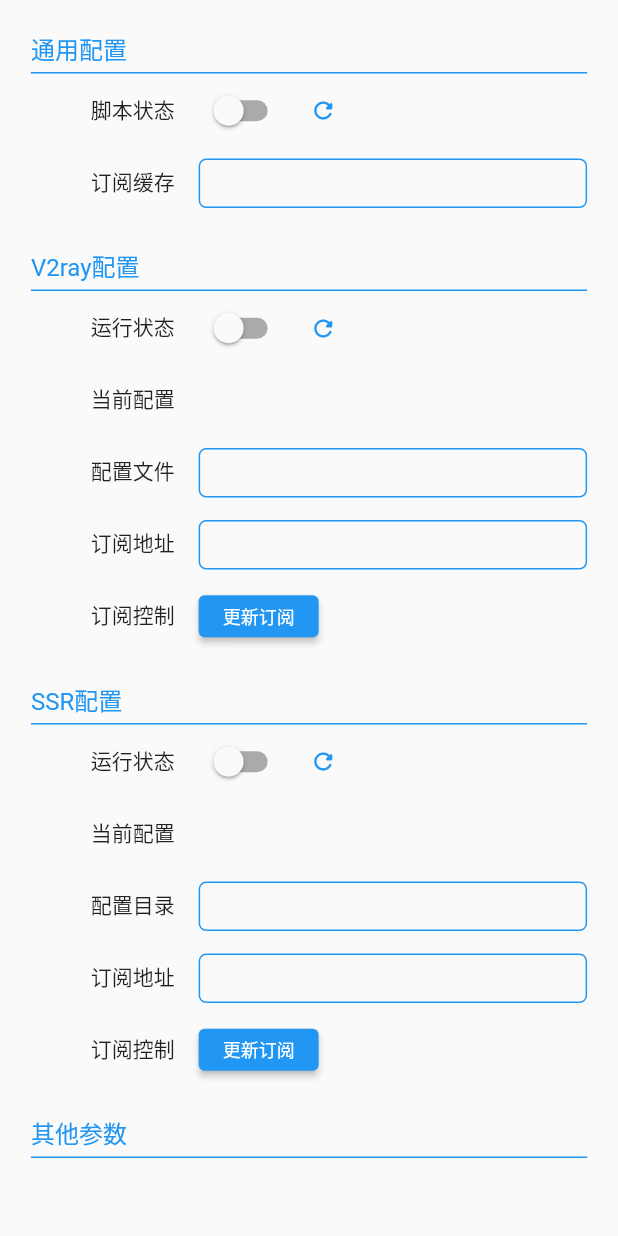
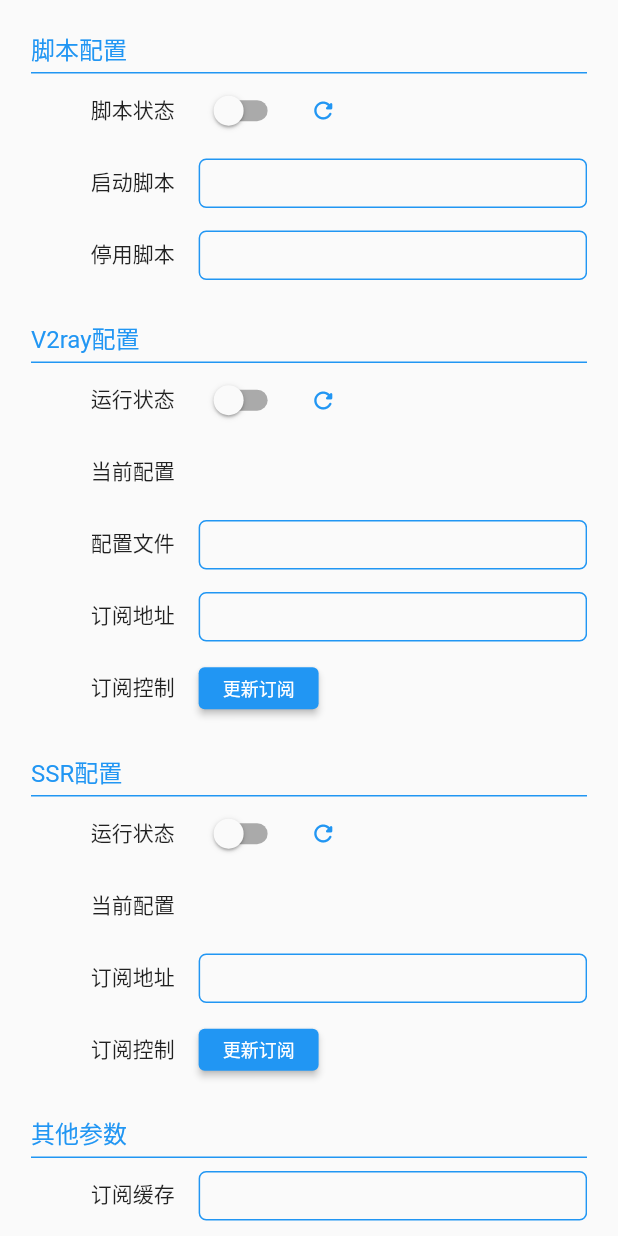
Before and after one commit to mmm3w/go-proxy-client, a Flutter app: the screen it shows after launch, on a phone screen of 412 x 824 dp. Run offline on Flutter 3.47's test engine with Material 2 defaults, Android fonts, the light colour scheme and no system bars; network calls fail.

Commit message:
update)基本改造完成

```diff
--- a/lib/main.dart
+++ b/lib/main.dart
@@ -37,7 +37,7 @@ class MainPage extends StatelessWidget {
               ListView(
                 physics: BouncingScrollPhysics(),
                 children: [
-                  TitleItem("通用配置"),
+                  TitleItem("脚本配置"),
                   ChangeNotifierProvider(
                     create: (context) => SwitchControlModel(
                         "script", SwitchControlPoster(context)),
@@ -45,8 +45,13 @@ class MainPage extends StatelessWidget {
                   ),
                   ChangeNotifierProvider(
                     create: (context) =>
-                        EditModel("sub_cache_folder", InputPoster(context)),
-                    child: EditConfigItem("订阅缓存"),
+                        EditModel("start_script_file", InputPoster(context)),
+                    child: EditConfigItem("启动脚本"),
+                  ),
+                  ChangeNotifierProvider(
+                    create: (context) =>
+                        EditModel("stop_script_file", InputPoster(context)),
+                    child: EditConfigItem("停用脚本"),
                   ),
                   TitleItem("V2ray配置"),
                   ChangeNotifierProvider(
@@ -83,16 +88,17 @@ class MainPage extends StatelessWidget {
                   ),
                   ChangeNotifierProvider(
                     create: (context) =>
-                        EditModel("ssr_config_file", InputPoster(context)),
-                    child: EditConfigItem("配置目录"),
-                  ),
-                  ChangeNotifierProvider(
-                    create: (context) =>
                         EditModel("ssr_sub_url", InputPoster(context)),
                     child: EditConfigItem("订阅地址"),
                   ),
                   SubControlItem("ssr"),
                   TitleItem("其他参数"),
+                  ChangeNotifierProvider(
+                    create: (context) =>
+                        EditModel("sub_cache_folder", InputPoster(context)),
+                    child: EditConfigItem("订阅缓存"),
+                  ),
+                  JustForwardItem(),
                 ],
               ),
               Align(
--- a/lib/widget/common.dart
+++ b/lib/widget/common.dart
@@ -182,24 +182,6 @@ class SelectConfigItem extends StatelessWidget {
   }
 }
 
-//仅展示项
-class ShowConfigItem extends StatelessWidget {
-  final String name;
-  final String data;
-
-  ShowConfigItem(this.name, this.data);
-
-  @override
-  Widget build(BuildContext context) {
-    return ListItem(
-      name,
-      Text(
-        this.data,
-      ),
-    );
-  }
-}
-
 class SubControlItem extends StatelessWidget {
   final String mKey;
 
@@ -223,6 +205,42 @@ class SubControlItem extends StatelessWidget {
   }
 }
 
+class JustForwardItem extends StatelessWidget {
+  @override
+  Widget build(BuildContext context) {
+    return ListItem(
+      "仅转发",
+      SizedBox(
+        height: 28,
+        child: Row(
+          children: [
+            Container(
+              margin: EdgeInsets.only(left: 8, right: 8),
+              child: ElevatedButton(
+                child: Text(
+                  "开启",
+                  style: TextStyle(fontSize: 12),
+                ),
+                onPressed: () => justForwardWithAction(context, true),
+              ),
+            ),
+            Container(
+              margin: EdgeInsets.only(left: 8, right: 8),
+              child: ElevatedButton(
+                child: Text(
+                  "关闭",
+                  style: TextStyle(fontSize: 12),
+                ),
+                onPressed: () => justForwardWithAction(context, false),
+              ),
+            ),
+          ],
+        ),
+      ),
+    );
+  }
+}
+
 //定死内容，直接根据内容加载
 //upd白名单编辑 开启关闭
 //ssr流量白名单编辑
```
Also changed, not shown: lib/model/common.dart (+20 -1 lines), lib/model/poster.dart (+15 -8 lines), lib/model/request.dart (+38 -19 lines), lib/tool.dart (added, +9 -0 lines), lib/widget/support.dart (+5 -2 lines).
